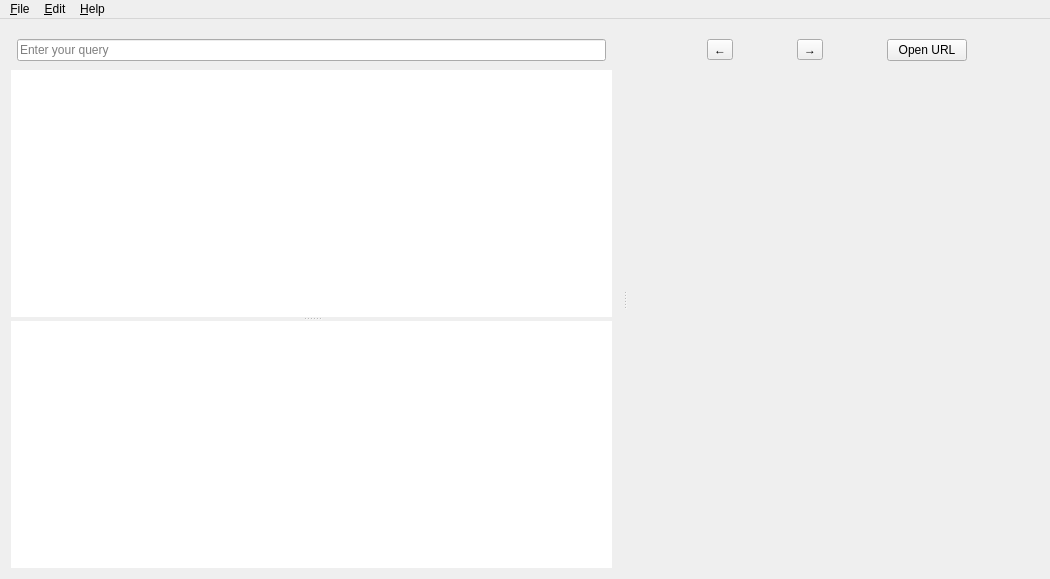
zealdocs/zeal, file src/ui/forms/mainwindow.ui: the form before one commit.
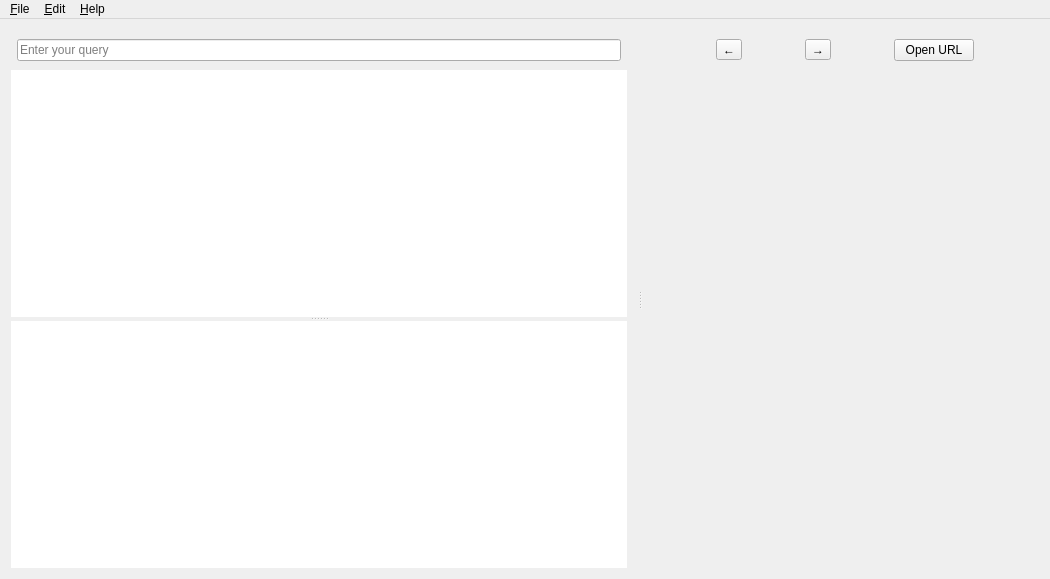
The form after the commit. Icons and pictures are not drawn. Custom widgets are drawn as their Qt base class.

Commit message:
Modify margins on navigationBar for alignment
navigationBar wasn't aligned with the bottom of resultPane, this
fixes it by altering the margins.

Patch:
```diff
--- a/src/ui/forms/mainwindow.ui
+++ b/src/ui/forms/mainwindow.ui
@@ -29,6 +29,9 @@
     </property>
     <item>
      <widget class="QSplitter" name="splitter">
+      <property name="lineWidth">
+       <number>0</number>
+      </property>
       <property name="orientation">
        <enum>Qt::Horizontal</enum>
       </property>
@@ -122,14 +125,17 @@
            </size>
           </property>
           <layout class="QHBoxLayout" name="toolbox">
+           <property name="leftMargin">
+            <number>6</number>
+           </property>
            <property name="topMargin">
-            <number>0</number>
+            <number>5</number>
            </property>
            <property name="rightMargin">
-            <number>12</number>
+            <number>6</number>
            </property>
            <property name="bottomMargin">
-            <number>0</number>
+            <number>5</number>
            </property>
            <item>
             <widget class="QToolButton" name="backButton">
```
Left out of the diff: 29 changed lines with no effect on the pictures.
